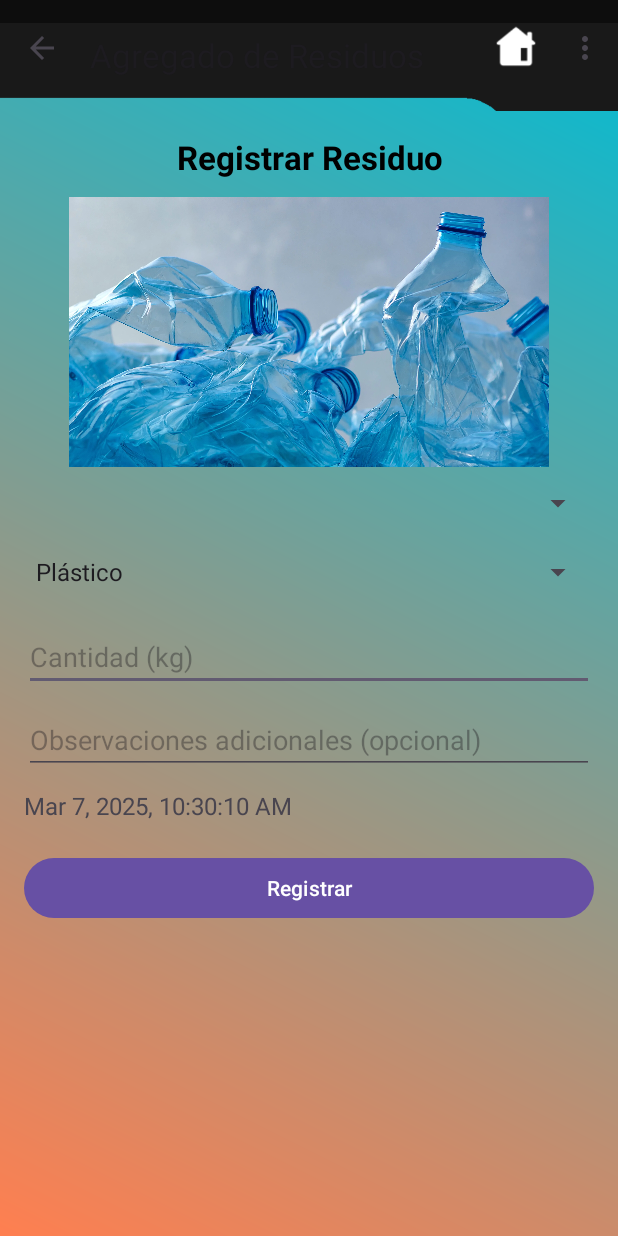
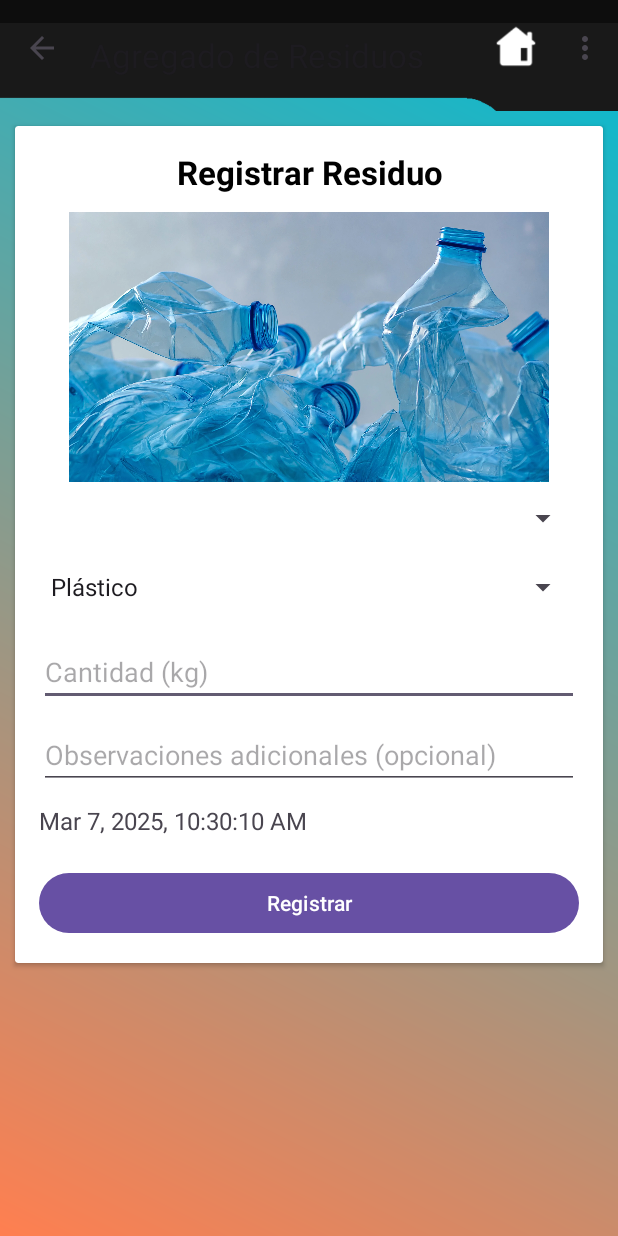
Before and after one commit to Alvarado321/ECOLIM, an Android app: the Registro_R_Agregado screen opened directly, with no data from a screen before it, on a phone screen of 412 x 824 dp. Run offline under Robolectric (Android 15) with nearby library versions, the phone set to English and light mode, and no system bars.

Commit message:
Update: Iniciando cambios de diseño en Registrar Residuos

```diff
--- a/app/src/main/res/layout/activity_registro_r_agregado.xml
+++ b/app/src/main/res/layout/activity_registro_r_agregado.xml
@@ -18,6 +18,11 @@
             android:layout_height="74dp"
             android:titleTextColor="@android:color/white"
             android:background="@drawable/background_toolbar" />
+
+        <androidx.cardview.widget.CardView
+            android:layout_width="match_parent"
+            android:layout_height="match_parent"
+            android:layout_margin="10dp">
 
             <LinearLayout
                 android:layout_width="match_parent"
@@ -84,6 +89,7 @@
                     android:text="Registrar"
                     android:textColor="#FFFFFF" />
             </LinearLayout>
+        </androidx.cardview.widget.CardView>
 
     </LinearLayout>
 </ScrollView>
```
Lines whose indentation alone changed are shown as unchanged.
